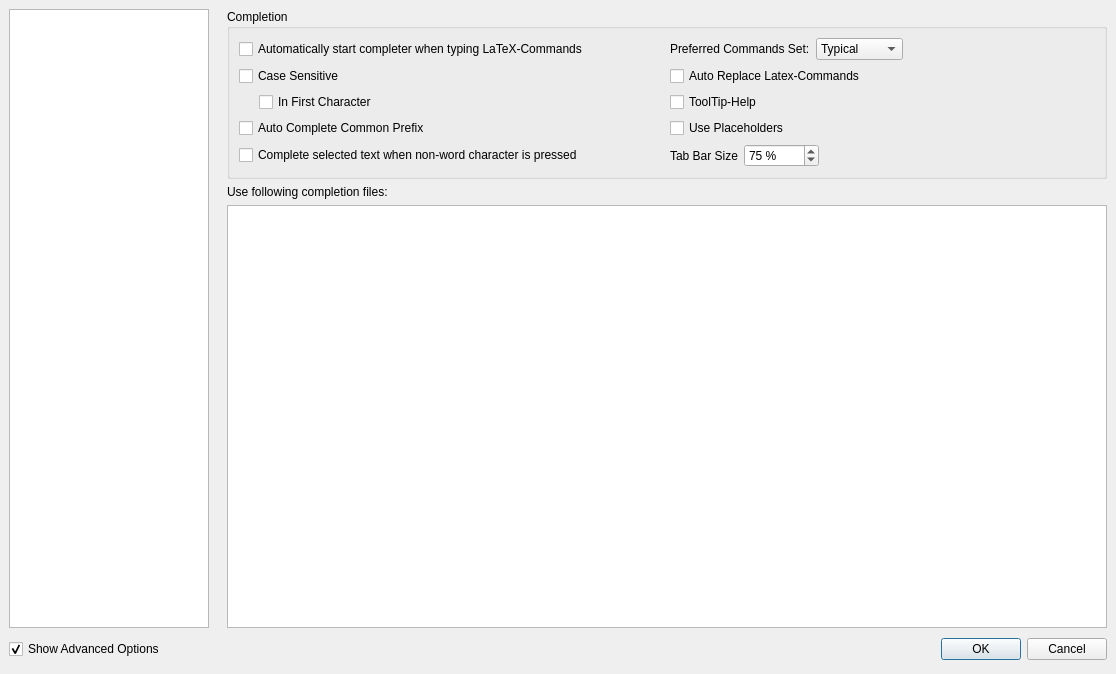
Above: configdialog.ui from texstudio-org/texstudio before the change. Below: the same form after it.
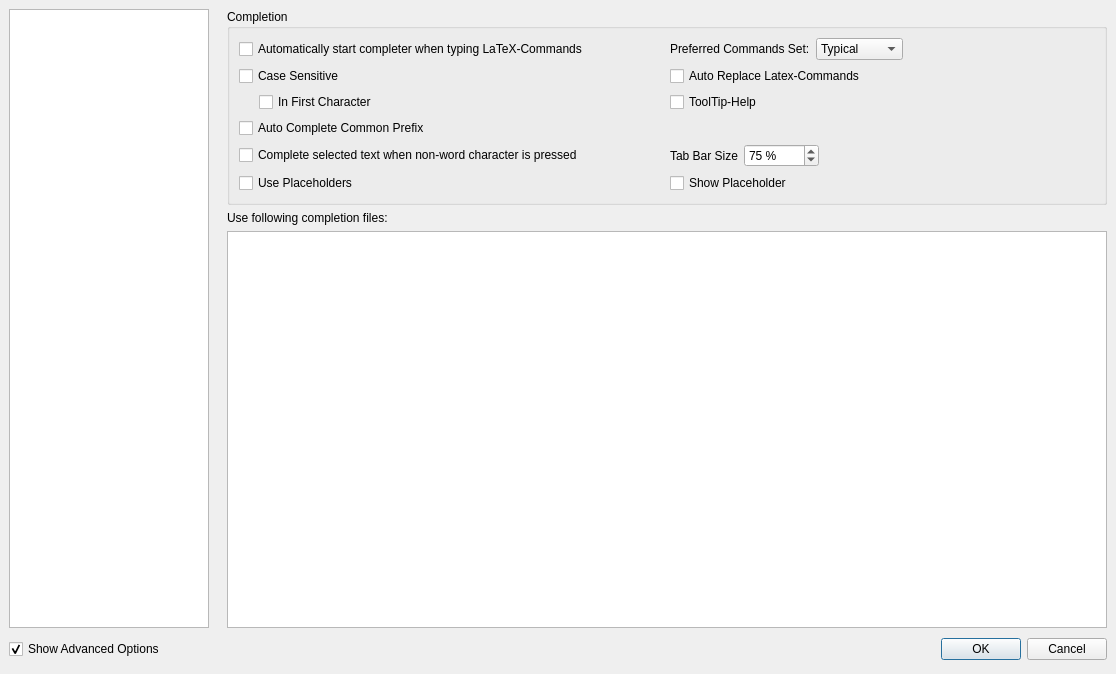
That is the form after the change. The open tabs and pages were chosen to show the change. Icons and pictures are not drawn.

Commit message: option to hide placeholders

Diff of the .ui file:
```diff
--- a/configdialog.ui
+++ b/configdialog.ui
@@ -2270,7 +2270,7 @@
          <property name="title">
           <string>Completion</string>
          </property>
-         <layout class="QGridLayout" name="gridLayout7" rowstretch="0,0,0,0,0" columnstretch="1,1">
+         <layout class="QGridLayout" name="gridLayout7" rowstretch="0,0,0,0,0,0,0" columnstretch="1,1">
           <item row="0" column="0">
            <widget class="QCheckBox" name="checkBoxCompletion">
             <property name="toolTip">
@@ -2427,16 +2427,6 @@
             </property>
            </widget>
           </item>
-          <item row="3" column="1">
-           <widget class="QCheckBox" name="checkBoxUsePlaceholders">
-            <property name="text">
-             <string>Use Placeholders</string>
-            </property>
-            <property name="advancedOption" stdset="0">
-             <bool>true</bool>
-            </property>
-           </widget>
-          </item>
           <item row="4" column="1">
            <layout class="QHBoxLayout" name="horizontalLayout_2">
             <item>
@@ -2486,6 +2476,23 @@
             </item>
            </layout>
           </item>
+          <item row="5" column="0">
+           <widget class="QCheckBox" name="checkBoxUsePlaceholders">
+            <property name="text">
+             <string>Use Placeholders</string>
+            </property>
+            <property name="advancedOption" stdset="0">
+             <bool>true</bool>
+            </property>
+           </widget>
+          </item>
+          <item row="5" column="1">
+           <widget class="QCheckBox" name="checkBoxShowPlaceholders">
+            <property name="text">
+             <string>Show Placeholder</string>
+            </property>
+           </widget>
+          </item>
          </layout>
         </widget>
        </item>
```
Left out of the diff: 16 changed lines with no effect on the pictures. The commit also changes 5 other files.
